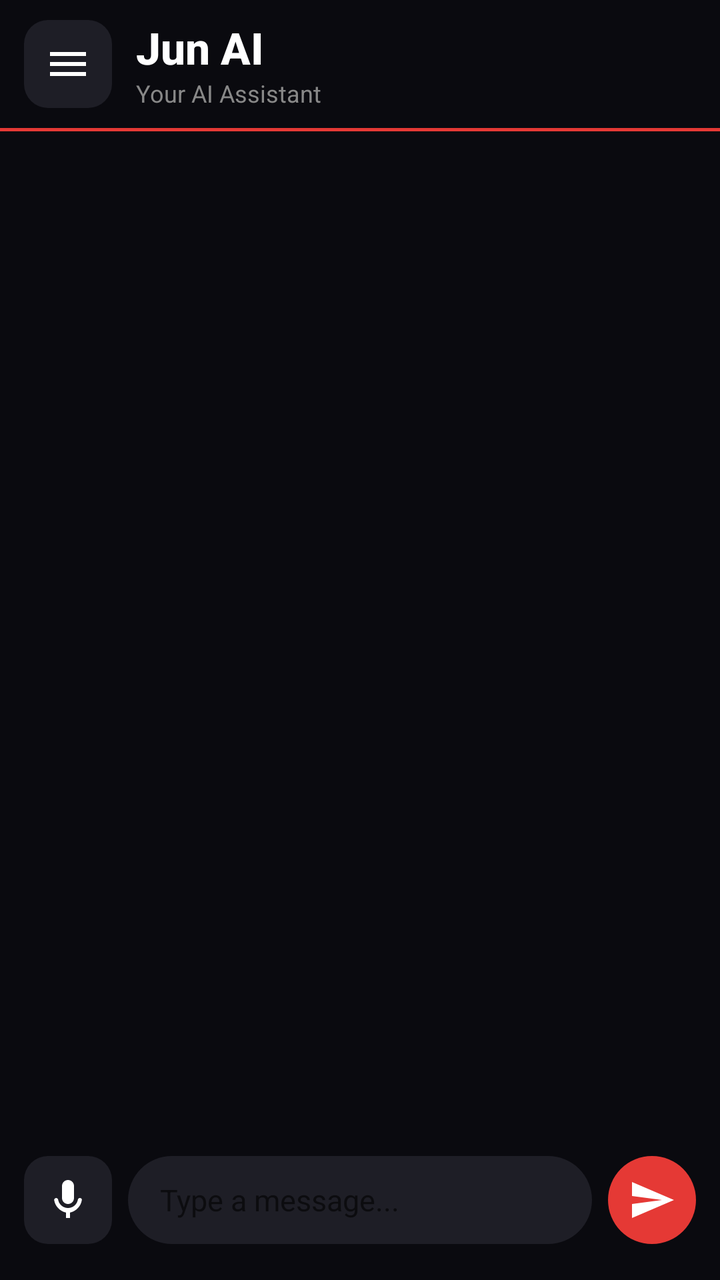
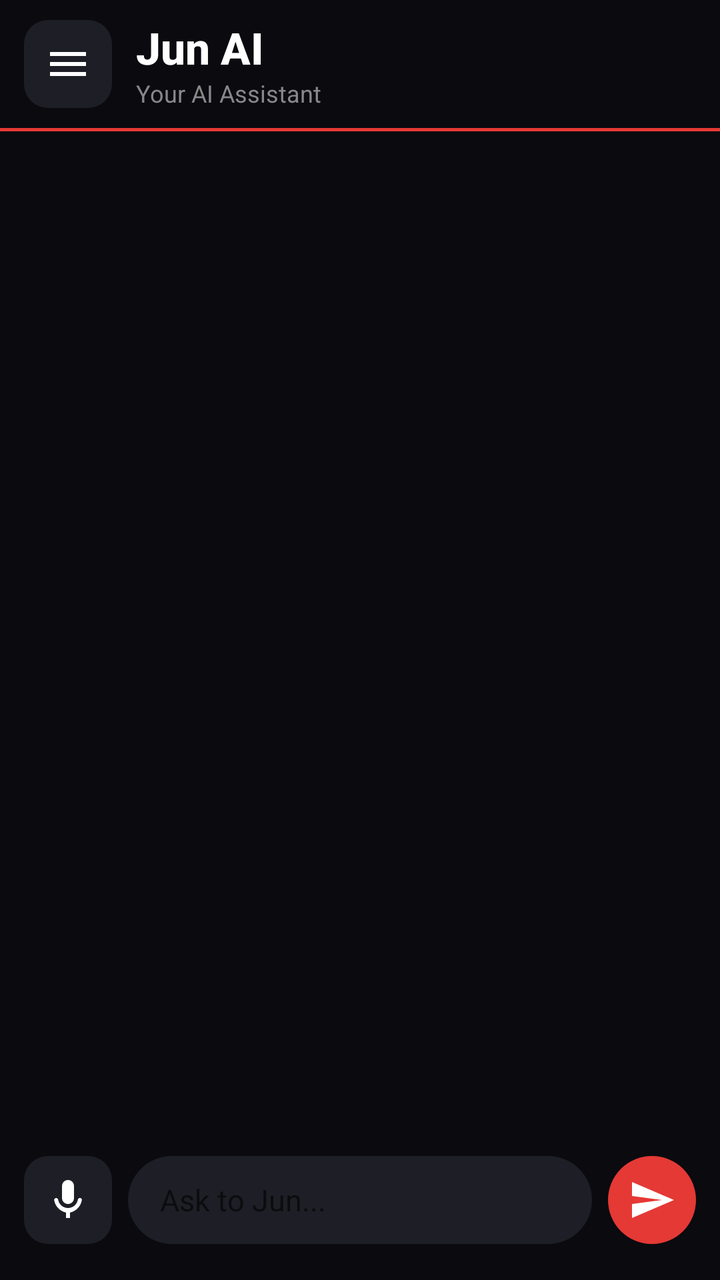

Two renders of the same Android screen: before a commit and after it. Below are the layout's source before the change and the commit's diff.
<!-- AndroidManifest.xml: application theme Theme.AppCompat.Light.NoActionBar -->
<!-- res/layout/activity_main.xml -->
<?xml version="1.0" encoding="utf-8"?>
<androidx.drawerlayout.widget.DrawerLayout
    xmlns:android="http://schemas.android.com/apk/res/android"
    android:id="@+id/drawerLayout"
    android:layout_width="match_parent"
    android:layout_height="match_parent">

    
    <androidx.constraintlayout.widget.ConstraintLayout
        android:layout_width="match_parent"
        android:layout_height="match_parent"
        android:background="#0A0A0F">

        
        <LinearLayout
            android:id="@+id/topBar"
            android:layout_width="match_parent"
            android:layout_height="64dp"
            android:orientation="horizontal"
            android:gravity="center_vertical"
            android:paddingStart="12dp"
            android:paddingEnd="16dp"
            android:background="#0A0A0F"
            app:layout_constraintTop_toTopOf="parent"
            xmlns:app="http://schemas.android.com/apk/res-auto">

            <ImageButton
                android:id="@+id/menuButton"
                android:layout_width="44dp"
                android:layout_height="44dp"
                android:background="@drawable/rounded_dark_button"
                android:src="@drawable/ic_menu"
                android:padding="10dp"
                android:contentDescription="Menu"/>

            <LinearLayout
                android:layout_width="0dp"
                android:layout_height="wrap_content"
                android:layout_weight="1"
                android:orientation="vertical"
                android:paddingStart="12dp">

                <TextView
                    android:layout_width="wrap_content"
                    android:layout_height="wrap_content"
                    android:text="Jun AI"
                    android:textSize="22sp"
                    android:textStyle="bold"
                    android:textColor="#FFFFFF"
                    android:fontFamily="sans-serif-medium"/>

                <TextView
                    android:layout_width="wrap_content"
                    android:layout_height="wrap_content"
                    android:text="Your AI Assistant"
                    android:textSize="12sp"
                    android:textColor="#888888"/>

            </LinearLayout>
        </LinearLayout>

        
        <View
            android:id="@+id/divider"
            android:layout_width="match_parent"
            android:layout_height="1.5dp"
            android:background="#E53935"
            app:layout_constraintTop_toBottomOf="@id/topBar"
            xmlns:app="http://schemas.android.com/apk/res-auto"/>

        
        <androidx.recyclerview.widget.RecyclerView
            android:id="@+id/chatRecyclerView"
            android:layout_width="match_parent"
            android:layout_height="0dp"
            android:paddingTop="8dp"
            android:paddingBottom="8dp"
            android:clipToPadding="false"
            app:layout_constraintTop_toBottomOf="@id/divider"
            app:layout_constraintBottom_toTopOf="@id/bottomBar"
            xmlns:app="http://schemas.android.com/apk/res-auto"/>

        
        <LinearLayout
            android:id="@+id/bottomBar"
            android:layout_width="match_parent"
            android:layout_height="72dp"
            android:orientation="horizontal"
            android:gravity="center_vertical"
            android:paddingStart="12dp"
            android:paddingEnd="12dp"
            android:paddingBottom="8dp"
            android:background="#0A0A0F"
            app:layout_constraintBottom_toBottomOf="parent"
            xmlns:app="http://schemas.android.com/apk/res-auto">

            <ImageButton
                android:id="@+id/micButton"
                android:layout_width="44dp"
                android:layout_height="44dp"
                android:background="@drawable/rounded_dark_button"
                android:src="@drawable/ic_mic"
                android:padding="10dp"
                android:contentDescription="Mic"/>

            <EditText
                android:id="@+id/messageInput"
                android:layout_width="0dp"
                android:layout_height="44dp"
                android:layout_weight="1"
                android:layout_marginStart="8dp"
                android:layout_marginEnd="8dp"
                android:background="@drawable/input_background"
                android:paddingStart="16dp"
                android:paddingEnd="16dp"
                android:hint="Type a message..."
                android:hintTextColor="#555555"
                android:textColor="#FFFFFF"
                android:textSize="15sp"
                android:inputType="text"
                android:maxLines="1"/>

            <ImageButton
                android:id="@+id/sendButton"
                android:layout_width="44dp"
                android:layout_height="44dp"
                android:background="@drawable/rounded_red_button"
                android:src="@drawable/ic_send"
                android:padding="10dp"
                android:contentDescription="Send"/>

        </LinearLayout>

    </androidx.constraintlayout.widget.ConstraintLayout>

    
    <LinearLayout
        android:layout_width="280dp"
        android:layout_height="match_parent"
        android:layout_gravity="start"
        android:background="#111116"
        android:orientation="vertical"
        android:padding="24dp">

        <TextView
            android:layout_width="wrap_content"
            android:layout_height="wrap_content"
            android:text="Menu"
            android:textColor="#FFFFFF"
            android:textSize="20sp"
            android:textStyle="bold"
            android:paddingBottom="16dp"/>

    </LinearLayout>

</androidx.drawerlayout.widget.DrawerLayout>
<!-- resources referenced by this layout -->
<resources>
  <!-- drawable ic_menu (drawable) -->
  <?xml version="1.0" encoding="utf-8"?>
  <vector xmlns:android="http://schemas.android.com/apk/res/android"
      android:width="24dp"
      android:height="24dp"
      android:viewportWidth="24"
      android:viewportHeight="24">
      <path
          android:fillColor="#FFFFFF"
          android:pathData="M3,6h18v2H3V6zm0,5h18v2H3v-2zm0,5h18v2H3v-2z"/>
  </vector>
  <!-- drawable ic_mic (drawable) -->
  <?xml version="1.0" encoding="utf-8"?>
  <vector xmlns:android="http://schemas.android.com/apk/res/android"
      android:width="24dp"
      android:height="24dp"
      android:viewportWidth="24"
      android:viewportHeight="24">
      <path
          android:fillColor="#FFFFFF"
          android:pathData="M12,14c1.66,0 3,-1.34 3,-3V5c0,-1.66 -1.34,-3 -3,-3S9,3.34 9,5v6c0,1.66 1.34,3 3,3zm5.91,-3c-0.49,0 -0.9,0.36 -0.98,0.85C16.52,14.2 14.47,16 12,16s-4.52,-1.8 -4.93,-4.15C6.99,11.36 6.58,11 6.09,11c-0.61,0 -1.09,0.54 -1,1.14C5.6,15.18 8.06,17.7 11,18.28V21h2v-2.72c2.94,-0.58 5.4,-3.1 5.91,-6.14C19.09,11.54 18.61,11 18,11h-0.09z"/>
  </vector>
  <!-- drawable ic_send (drawable) -->
  <?xml version="1.0" encoding="utf-8"?>
  <vector xmlns:android="http://schemas.android.com/apk/res/android"
      android:width="24dp"
      android:height="24dp"
      android:viewportWidth="24"
      android:viewportHeight="24">
      <path
          android:fillColor="#FFFFFF"
          android:pathData="M2.01,21L23,12 2.01,3 2,10l15,2-15,2z"/>
  </vector>
  <!-- drawable input_background (drawable) -->
  <?xml version="1.0" encoding="utf-8"?>
  <shape xmlns:android="http://schemas.android.com/apk/res/android"
      android:shape="rectangle">
      <solid android:color="#1E1E26"/>
      <corners android:radius="24dp"/>
  </shape>
  <!-- drawable rounded_dark_button (drawable) -->
  <?xml version="1.0" encoding="utf-8"?>
  <shape xmlns:android="http://schemas.android.com/apk/res/android"
      android:shape="rectangle">
      <solid android:color="#1E1E26"/>
      <corners android:radius="12dp"/>
  </shape>
  <!-- drawable rounded_red_button (drawable) -->
  <?xml version="1.0" encoding="utf-8"?>
  <shape xmlns:android="http://schemas.android.com/apk/res/android"
      android:shape="oval">
      <solid android:color="#E53935"/>
  </shape>
</resources>

<!-- the commit's change to res/layout/activity_main.xml (unified diff, before → after) -->
@@ -113,8 +113,7 @@
                 android:background="@drawable/input_background"
                 android:paddingStart="16dp"
                 android:paddingEnd="16dp"
-                android:hint="Type a message..."
-                android:hintTextColor="#555555"
+                android:hint="Ask to Jun..."
                 android:textColor="#FFFFFF"
                 android:textSize="15sp"
                 android:inputType="text"
